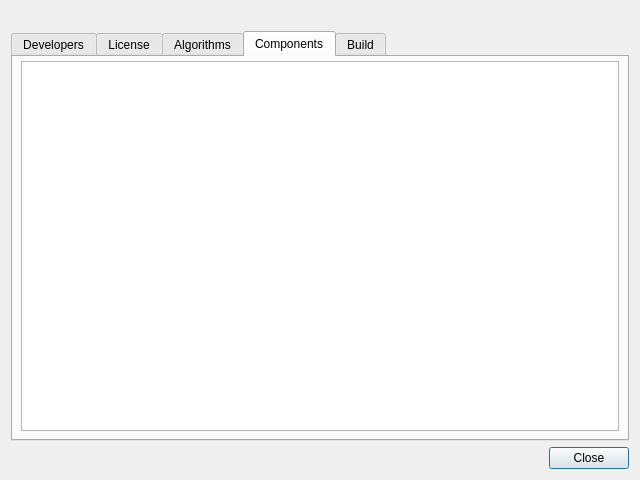
Before: the Qt Designer form GUI/Qt/Windows/AboutDialog.ui in pyushkevich/itksnap, drawn with Qt 5.
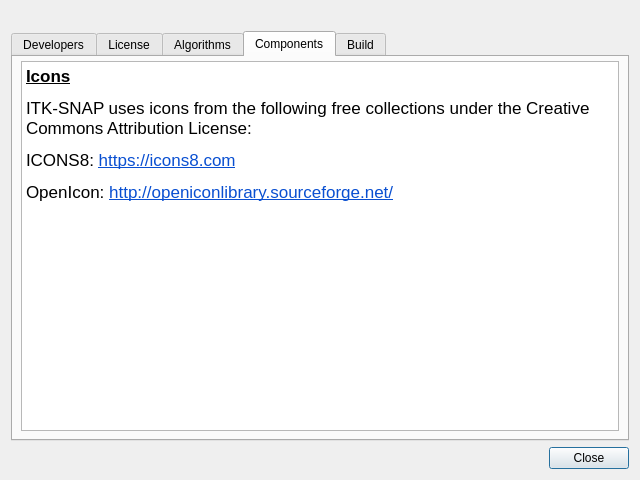
After: the same form once the commit is applied. The open tabs and pages were chosen to show the change. Icons and pictures are not drawn. Custom widgets are drawn as their Qt base class.

Diff of the .ui file:
```diff
--- a/GUI/Qt/Windows/AboutDialog.ui
+++ b/GUI/Qt/Windows/AboutDialog.ui
@@ -150,7 +150,10 @@
 &lt;html&gt;&lt;head&gt;&lt;meta name=&quot;qrichtext&quot; content=&quot;1&quot; /&gt;&lt;meta charset=&quot;utf-8&quot; /&gt;&lt;style type=&quot;text/css&quot;&gt;
 p, li { white-space: pre-wrap; }
 &lt;/style&gt;&lt;/head&gt;&lt;body style=&quot; font-family:'.AppleSystemUIFont'; font-size:13pt; font-weight:400; font-style:normal;&quot;&gt;
-&lt;p style=&quot;-qt-paragraph-type:empty; margin-top:0px; margin-bottom:0px; margin-left:0px; margin-right:0px; -qt-block-indent:0; text-indent:0px;&quot;&gt;&lt;br /&gt;&lt;/p&gt;&lt;/body&gt;&lt;/html&gt;</string>
+&lt;p style=&quot; margin-top:12px; margin-bottom:12px; margin-left:0px; margin-right:0px; -qt-block-indent:0; text-indent:0px;&quot;&gt;&lt;span style=&quot; font-weight:700; text-decoration: underline;&quot;&gt;Icons&lt;/span&gt;&lt;/p&gt;
+&lt;p style=&quot; margin-top:12px; margin-bottom:12px; margin-left:0px; margin-right:0px; -qt-block-indent:0; text-indent:0px;&quot;&gt;ITK-SNAP uses icons from the following free collections under the Creative Commons Attribution License:&lt;/p&gt;
+&lt;p style=&quot; margin-top:12px; margin-bottom:12px; margin-left:0px; margin-right:0px; -qt-block-indent:0; text-indent:0px;&quot;&gt;ICONS8: &lt;a href=&quot;https://icons8.com&quot;&gt;&lt;span style=&quot; text-decoration: underline; color:#094fd1;&quot;&gt;https://icons8.com&lt;/span&gt;&lt;/a&gt;&lt;/p&gt;
+&lt;p style=&quot; margin-top:12px; margin-bottom:12px; margin-left:0px; margin-right:0px; -qt-block-indent:0; text-indent:0px;&quot;&gt;OpenIcon: &lt;a href=&quot;http://openiconlibrary.sourceforge.net/&quot;&gt;&lt;span style=&quot; text-decoration: underline; color:#094fd1;&quot;&gt;http://openiconlibrary.sourceforge.net/&lt;/span&gt;&lt;/a&gt; &lt;/p&gt;&lt;/body&gt;&lt;/html&gt;</string>
          </property>
          <property name="overwriteMode">
           <bool>true</bool>
```
Left out of the diff: 2 changed lines with no effect on the pictures.
